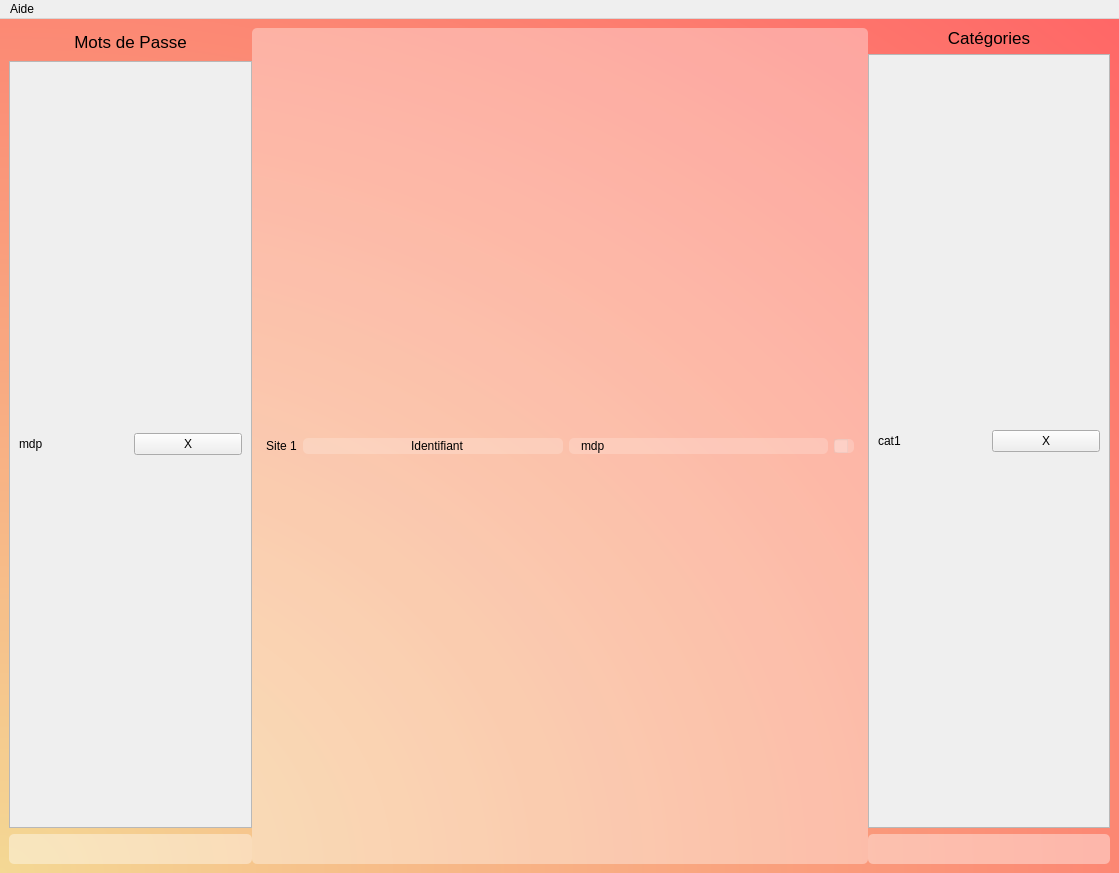
Above: Interface_graphique/PyQt/UI/fenetreGestion_test.ui from MindPass/Code before the change. Below: the same form after it.
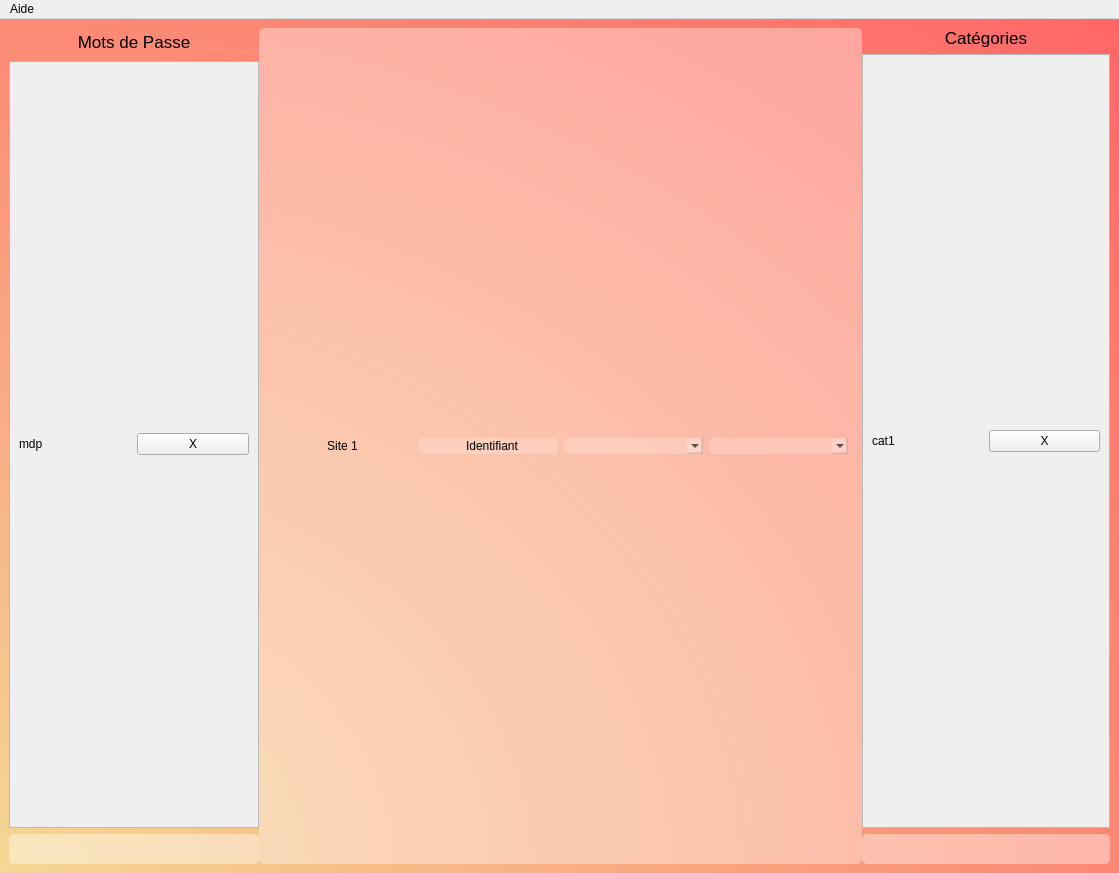
That is the form after the change. Icons and pictures are not drawn.

Commit message: Combobox pour lier sites&categories

Patch:
```diff
--- a/Interface_graphique/PyQt/UI/fenetreGestion_test.ui
+++ b/Interface_graphique/PyQt/UI/fenetreGestion_test.ui
@@ -57,7 +57,7 @@
       <property name="handleWidth">
        <number>0</number>
       </property>
-      <widget class="QWidget" name="">
+      <widget class="QWidget" name="layoutWidget">
        <layout class="QVBoxLayout" name="Passwords" stretch="0,4,1">
         <item>
          <widget class="QLabel" name="titre_pwd">
@@ -96,7 +96,7 @@
             <rect>
              <x>0</x>
              <y>0</y>
-             <width>238</width>
+             <width>241</width>
              <height>765</height>
             </rect>
            </property>
@@ -187,13 +187,16 @@
             <rect>
              <x>0</x>
              <y>0</y>
-             <width>613</width>
+             <width>607</width>
              <height>832</height>
             </rect>
            </property>
            <layout class="QVBoxLayout" name="verticalLayout">
             <item>
-             <layout class="QHBoxLayout" name="ligne_site">
+             <layout class="QHBoxLayout" name="ligne_site" stretch="2,2,2,2">
+              <property name="sizeConstraint">
+               <enum>QLayout::SetMaximumSize</enum>
+              </property>
               <property name="leftMargin">
                <number>5</number>
               </property>
@@ -227,27 +230,10 @@
                </widget>
               </item>
               <item>
-               <widget class="QLineEdit" name="mdp">
-                <property name="maximumSize">
-                 <size>
-                  <width>16777215</width>
-                  <height>40</height>
-                 </size>
-                </property>
-                <property name="text">
-                 <string>mdp</string>
-                </property>
-               </widget>
+               <widget class="QComboBox" name="mdp"/>
               </item>
               <item>
-               <widget class="QCheckBox" name="categorie">
-                <property name="enabled">
-                 <bool>true</bool>
-                </property>
-                <property name="text">
-                 <string notr="true"/>
-                </property>
-               </widget>
+               <widget class="QComboBox" name="categorie"/>
               </item>
              </layout>
             </item>
@@ -257,7 +243,7 @@
         </item>
        </layout>
       </widget>
-      <widget class="QWidget" name="">
+      <widget class="QWidget" name="layoutWidget">
        <layout class="QVBoxLayout" name="Categories" stretch="0,4,1">
         <property name="sizeConstraint">
          <enum>QLayout::SetNoConstraint</enum>
@@ -293,7 +279,7 @@
             <rect>
              <x>0</x>
              <y>0</y>
-             <width>240</width>
+             <width>243</width>
              <height>767</height>
             </rect>
            </property>
```
Left out of the diff: 2 changed lines with no effect on the pictures. The commit also changes 5 other files.
